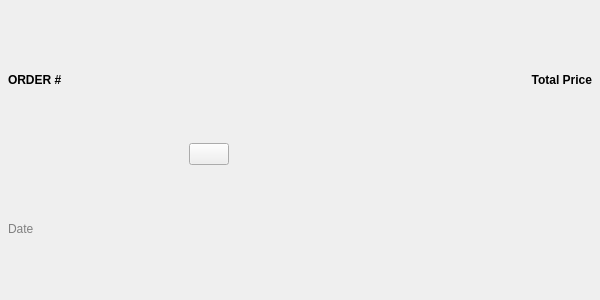
Above: widgets/ordergroup.ui from pamugk/nebulae-qt before the change. Below: the same form after it.
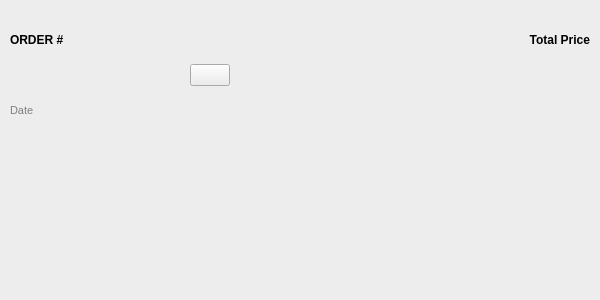
That is the form after the change. Icons and pictures are not drawn.

Diff of the .ui file:
```diff
--- a/widgets/ordergroup.ui
+++ b/widgets/ordergroup.ui
@@ -13,19 +13,67 @@
   <property name="windowTitle">
    <string>Form</string>
   </property>
-  <layout class="QGridLayout" name="gridLayout">
+  <property name="styleSheet">
+   <string notr="true">background: rgb(237, 237, 237);</string>
+  </property>
+  <layout class="QVBoxLayout" name="verticalLayout">
+   <property name="spacing">
+    <number>0</number>
+   </property>
    <property name="leftMargin">
-    <number>8</number>
+    <number>0</number>
    </property>
    <property name="topMargin">
-    <number>8</number>
+    <number>0</number>
    </property>
    <property name="rightMargin">
-    <number>8</number>
+    <number>0</number>
    </property>
    <property name="bottomMargin">
     <number>0</number>
    </property>
+   <item>
+    <widget class="QWidget" name="header" native="true">
+     <layout class="QGridLayout" name="headerLayout">
+      <property name="leftMargin">
+       <number>10</number>
+      </property>
+      <property name="topMargin">
+       <number>10</number>
+      </property>
+      <property name="rightMargin">
+       <number>10</number>
+      </property>
+      <property name="bottomMargin">
+       <number>10</number>
+      </property>
+      <property name="spacing">
+       <number>10</number>
+      </property>
+      <item row="0" column="2">
+       <widget class="QLabel" name="giftedLabel">
+        <property name="sizePolicy">
+         <sizepolicy hsizetype="Preferred" vsizetype="Preferred">
+          <horstretch>0</horstretch>
+          <verstretch>0</verstretch>
+         </sizepolicy>
+        </property>
+        <property name="font">
+         <font>
+          <bold>true</bold>
+         </font>
+        </property>
+        <property name="styleSheet">
+         <string notr="true">color: black;</string>
+        </property>
+        <property name="text">
+         <string/>
+        </property>
+        <property name="alignment">
+         <set>Qt::AlignCenter</set>
+        </property>
+       </widget>
+      </item>
    <item row="0" column="3">
     <widget class="QLabel" name="priceLabel">
      <property name="font">
@@ -33,6 +81,9 @@
        <bold>true</bold>
       </font>
      </property>
+        <property name="styleSheet">
+         <string notr="true">color: black;</string>
+        </property>
      <property name="text">
       <string notr="true">Total Price</string>
      </property>
@@ -41,18 +92,6 @@
      </property>
     </widget>
    </item>
-   <item row="0" column="0">
-    <widget class="QLabel" name="orderNumberLabel">
-     <property name="font">
-      <font>
-       <bold>true</bold>
-      </font>
-     </property>
-     <property name="text">
-      <string>ORDER #</string>
-     </property>
-    </widget>
-   </item>
    <item row="1" column="2">
     <widget class="QLabel" name="giftCodeLabel">
      <property name="styleSheet">
@@ -68,6 +107,11 @@
    </item>
    <item row="1" column="0">
     <widget class="QLabel" name="dateLabel">
+        <property name="font">
+         <font>
+          <pointsize>8</pointsize>
+         </font>
+        </property>
      <property name="styleSheet">
       <string notr="true">color: gray;</string>
      </property>
@@ -76,31 +120,18 @@
      </property>
     </widget>
    </item>
-   <item row="2" column="0" colspan="4">
-    <layout class="QVBoxLayout" name="productsLayout">
-     <property name="spacing">
-      <number>8</number>
-     </property>
-    </layout>
-   </item>
-   <item row="0" column="2">
-    <widget class="QLabel" name="giftedLabel">
-     <property name="sizePolicy">
-      <sizepolicy hsizetype="Preferred" vsizetype="Preferred">
-       <horstretch>0</horstretch>
-       <verstretch>0</verstretch>
-      </sizepolicy>
-     </property>
+      <item row="0" column="0">
+       <widget class="QLabel" name="orderNumberLabel">
      <property name="font">
       <font>
        <bold>true</bold>
       </font>
      </property>
+        <property name="styleSheet">
+         <string notr="true">color: black;</string>
+        </property>
      <property name="text">
-      <string/>
-     </property>
-     <property name="alignment">
-      <set>Qt::AlignCenter</set>
+         <string>ORDER #</string>
      </property>
     </widget>
    </item>
@@ -119,6 +150,30 @@
       <iconset resource="../resources.qrc">
        <normaloff>:/icons/angle-down.svg</normaloff>:/icons/angle-down.svg</iconset>
      </property>
+       </widget>
+      </item>
+     </layout>
+    </widget>
+   </item>
+   <item>
+    <widget class="QWidget" name="productsList" native="true">
+     <layout class="QVBoxLayout" name="productsLayout">
+      <property name="spacing">
+       <number>0</number>
+      </property>
+      <property name="leftMargin">
+       <number>0</number>
+      </property>
+      <property name="topMargin">
+       <number>0</number>
+      </property>
+      <property name="rightMargin">
+       <number>0</number>
+      </property>
+      <property name="bottomMargin">
+       <number>0</number>
+      </property>
+     </layout>
     </widget>
    </item>
   </layout>
```
Lines whose indentation alone changed are shown as unchanged.
